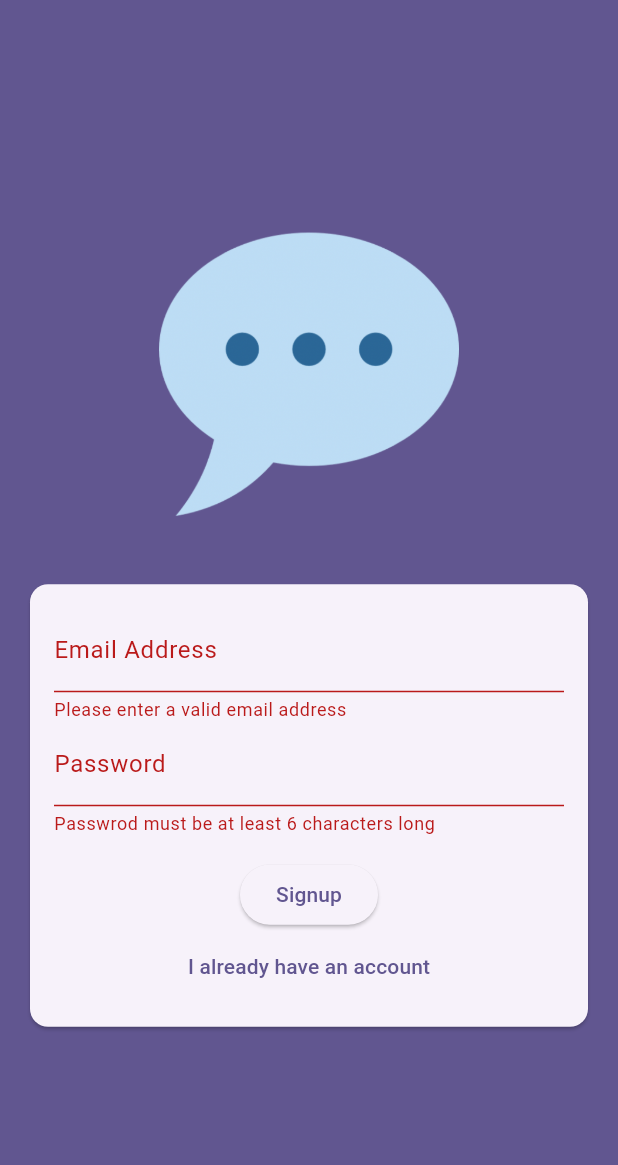
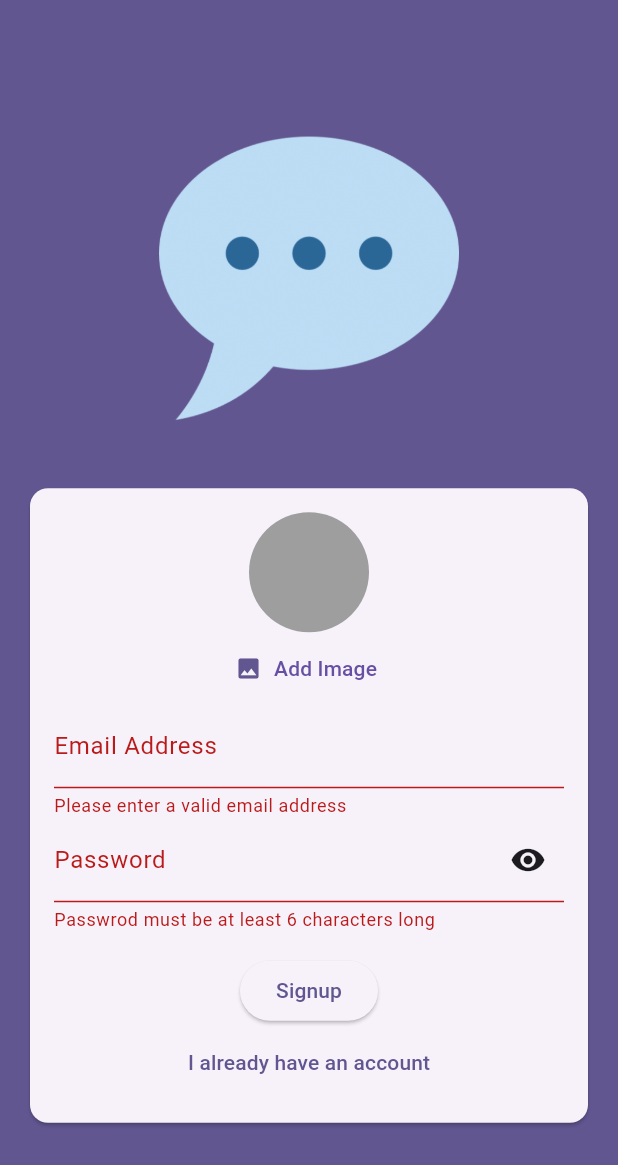
Before and after one commit to MatteoLanci/chat_app, a Flutter app: the screen it shows after launch, after a tap on "Login", after a tap on "Create an account", on a phone screen of 412 x 824 dp. Shown: the top 1165 px of the screen. Run offline on Flutter 3.47's test engine with Material 3 defaults, Android fonts, the phone set to English and light mode, and no system bars; our stand-ins replace firebase_auth, firebase_core, image_picker; accounts and stored records are empty.

Commit message:
image picker added in signup logic

```diff
--- a/lib/screens/auth.dart
+++ b/lib/screens/auth.dart
@@ -1,5 +1,6 @@
 // ignore_for_file: use_build_context_synchronously
 
+import 'package:chat_app/widgets/user_image_picker.dart';
 import 'package:flutter/material.dart';
 
 import 'package:firebase_auth/firebase_auth.dart';
@@ -19,6 +20,13 @@ class _AuthScreenState extends State<AuthScreen> {
   var _isLogin = true;
   var _enteredEmail = '';
   var _enteredPsw = '';
+  bool _isObscure = true;
+
+  void _togglePswVisibility() {
+    setState(() {
+      _isObscure = !_isObscure;
+    });
+  }
 
   void _submit() async {
     final isValid = _formKey.currentState!.validate();
@@ -81,6 +89,7 @@ class _AuthScreenState extends State<AuthScreen> {
                       child: Column(
                         mainAxisSize: MainAxisSize.min,
                         children: [
+                          if (!_isLogin) UserImagePicker(),
                           TextFormField(
                             decoration: const InputDecoration(
                                 labelText: 'Email Address'),
@@ -100,9 +109,21 @@ class _AuthScreenState extends State<AuthScreen> {
                             },
                           ),
                           TextFormField(
-                            decoration:
-                                const InputDecoration(labelText: 'Password'),
-                            obscureText: true,
+                            decoration: InputDecoration(
+                              labelText: 'Password',
+                              suffixIcon: IconButton(
+                                onPressed: _togglePswVisibility,
+                                icon: Icon(
+                                  _isObscure
+                                      ? Icons.visibility
+                                      : Icons.visibility_off,
+                                  color: Theme.of(context)
+                                      .colorScheme
+                                      .onBackground,
+                                ),
+                              ),
+                            ),
+                            obscureText: _isObscure,
                             validator: (value) {
                               if (value == null || value.trim().length < 6) {
                                 return 'Passwrod must be at least 6 characters long';
--- a/lib/screens/chat.dart
+++ b/lib/screens/chat.dart
@@ -19,6 +19,11 @@ class ChatScreen extends StatelessWidget {
               color: Theme.of(context).colorScheme.primary,
             ),
           ),
+          const SizedBox(width: 10),
+          IconButton(
+            onPressed: () {},
+            icon: const Icon(Icons.settings),
+          ),
         ],
       ),
       body: const Center(
--- /dev/null
+++ b/lib/widgets/user_image_picker.dart
@@ -0,0 +1,53 @@
+import 'dart:io';
+
+import 'package:flutter/material.dart';
+import 'package:image_picker/image_picker.dart';
+
+class UserImagePicker extends StatefulWidget {
+  const UserImagePicker({super.key});
+
+  @override
+  State<UserImagePicker> createState() => _UserImagePickerState();
+}
+
+class _UserImagePickerState extends State<UserImagePicker> {
+  File? _pickedImageFile;
+
+  void _pickImage() async {
+    final pickedImage = await ImagePicker().pickImage(
+      source: ImageSource.camera,
+      imageQuality: 50,
+      maxWidth: 150,
+    );
+
+    if (pickedImage == null) {
+      return;
+    }
+
+    setState(() {
+      _pickedImageFile = File(pickedImage.path);
+    });
+  }
+
+  @override
+  Widget build(BuildContext context) {
+    return Column(
+      children: [
+        CircleAvatar(
+          radius: 40,
+          backgroundColor: Colors.grey,
+          foregroundImage:
+              _pickedImageFile != null ? FileImage(_pickedImageFile!) : null,
+        ),
+        TextButton.icon(
+          onPressed: _pickImage,
+          icon: const Icon(Icons.image),
+          label: Text(
+            'Add Image',
+            style: TextStyle(color: Theme.of(context).primaryColor),
+          ),
+        ),
+      ],
+    );
+  }
+}
--- a/pubspec.yaml
+++ b/pubspec.yaml
@@ -36,6 +36,8 @@ dependencies:
   cupertino_icons: ^1.0.2
   firebase_core: ^2.25.4
   firebase_auth: ^4.17.4
+  firebase_storage: ^11.6.5
+  image_picker: ^1.0.7
 
 dev_dependencies:
   flutter_test:
```
Also changed, not shown: pubspec.lock, 5 other files.
